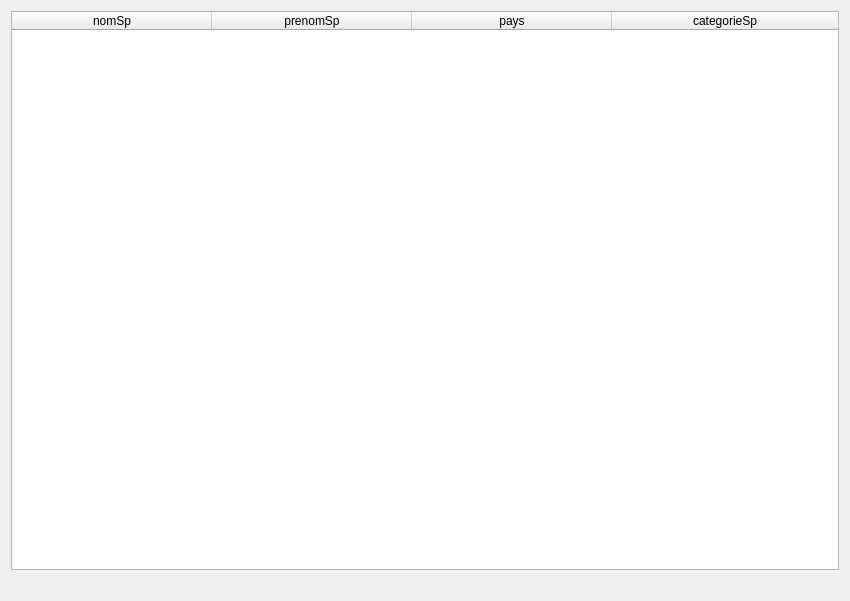
Old version of the form gui/fct_fournie_1.ui in the repository FDaCostaB/Jo-BD.
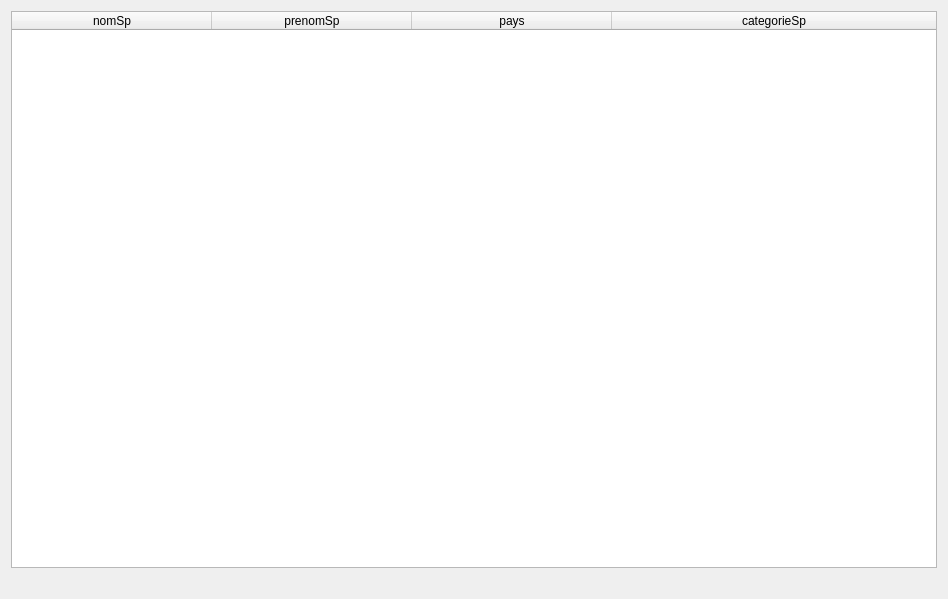
New version of the form.

Diff of the .ui file:
```diff
--- a/gui/fct_fournie_1.ui
+++ b/gui/fct_fournie_1.ui
@@ -6,8 +6,8 @@
    <rect>
     <x>0</x>
     <y>0</y>
-    <width>850</width>
-    <height>601</height>
+    <width>948</width>
+    <height>599</height>
    </rect>
   </property>
   <property name="windowTitle">
@@ -16,6 +16,9 @@
   <layout class="QVBoxLayout" name="verticalLayout">
    <item>
     <widget class="QTableWidget" name="table_fct_fournie_1">
+     <property name="columnCount">
+      <number>4</number>
+     </property>
      <attribute name="horizontalHeaderMinimumSectionSize">
       <number>50</number>
      </attribute>
```
